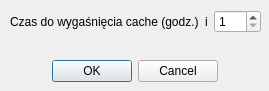
Old version of the form gissupport_plugin/modules/wmts_cache/wmts_cache_dialog.ui in the repository gis-support/gis-support-plugin.
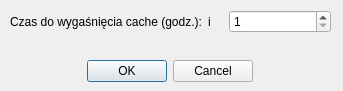
New version of the form.

Commit message: WGS-23 Zmiany w nowym module WMTS Cache

Patch:
```diff
--- a/gissupport_plugin/modules/wmts_cache/wmts_cache_dialog.ui
+++ b/gissupport_plugin/modules/wmts_cache/wmts_cache_dialog.ui
@@ -6,31 +6,31 @@
    <rect>
     <x>0</x>
     <y>0</y>
-    <width>269</width>
+    <width>343</width>
     <height>91</height>
    </rect>
   </property>
   <property name="minimumSize">
    <size>
-    <width>269</width>
+    <width>343</width>
     <height>91</height>
    </size>
   </property>
   <property name="maximumSize">
    <size>
-    <width>269</width>
+    <width>343</width>
     <height>91</height>
    </size>
   </property>
   <property name="windowTitle">
    <string>Dialog</string>
   </property>
-  <widget class="QWidget" name="">
+  <widget class="QWidget" name="layoutWidget">
    <property name="geometry">
     <rect>
      <x>10</x>
      <y>10</y>
-     <width>251</width>
+     <width>321</width>
      <height>72</height>
     </rect>
    </property>
```
The commit also changes 2 other files.
